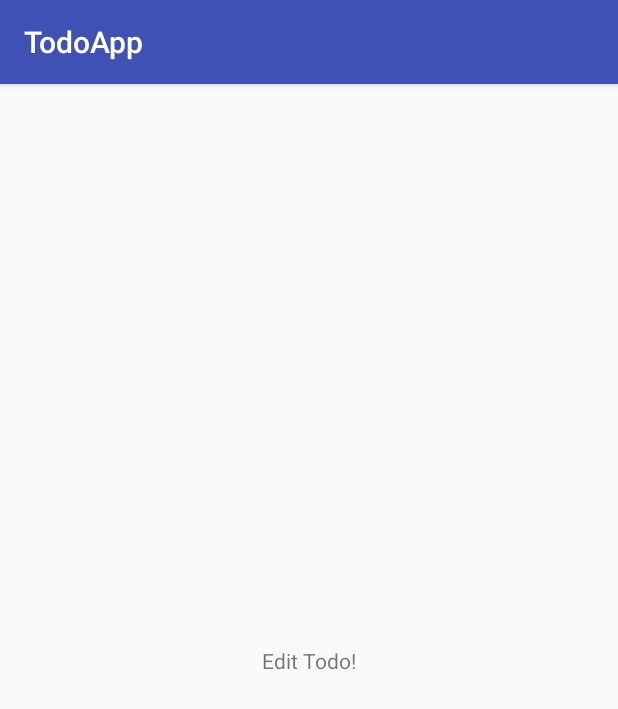
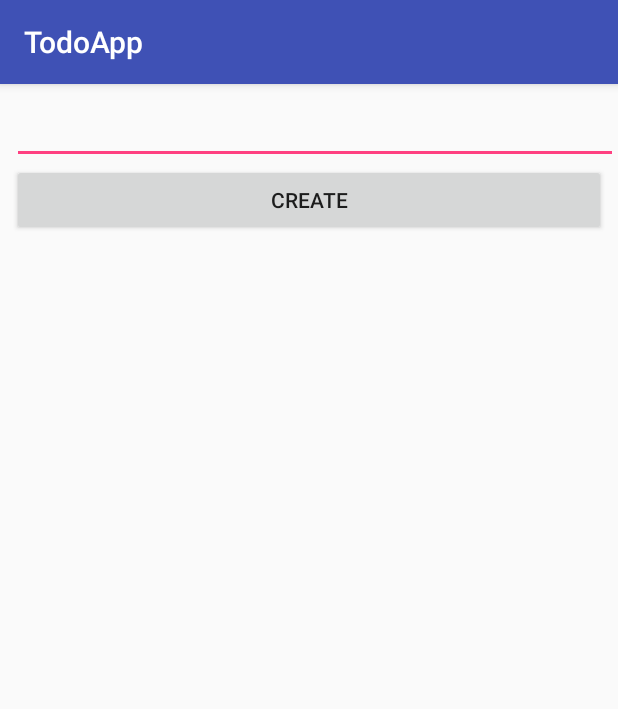
Before and after one commit to DaveRendell/TodoApp, an Android app: the screen it shows after launch (EditTodoActivity), after a tap on an icon or button, on a phone screen of 412 x 824 dp. Shown: the top 709 px of the screen. Run offline under Robolectric (Android 15) with nearby library versions, the phone set to English and light mode, and no system bars; libraries missing offline, so code that uses them is left out: com.woxthebox.draglistview; 5 statements that could not run were skipped.

Commit message:
Add todos from edit activity

```diff
--- a/app/src/main/java/com/dwrendell/todoapp/activities/MainActivity.java
+++ b/app/src/main/java/com/dwrendell/todoapp/activities/MainActivity.java
@@ -18,6 +18,8 @@ import com.dwrendell.todoapp.services.ToDoService;
 import com.woxthebox.draglistview.DragListView;
 
 public class MainActivity extends AppCompatActivity {
+    ToDoService toDoService = new HardcodedToDoService();
+    TodoItemAdapter adapter;
 
     @Override
     protected void onCreate(Bundle savedInstanceState) {
@@ -31,19 +33,27 @@ public class MainActivity extends AppCompatActivity {
             @Override
             public void onClick(View view) {
                 Intent intent = new Intent(view.getContext(), EditTodoActivity.class);
-                startActivity(intent);
+                startActivityForResult(intent, EditTodoActivity.RequestCodes.CREATE);
             }
         });
 
-        ToDoService toDoService = new HardcodedToDoService();
-
         DragListView dragListView = findViewById(R.id.drag_list_view);
         dragListView.setLayoutManager(new LinearLayoutManager(this));
-        TodoItemAdapter adapter = new TodoItemAdapter(
+        adapter = new TodoItemAdapter(
                 toDoService, R.layout.todo_item, R.id.todo_item, true);
         dragListView.setAdapter(adapter, true);
         dragListView.setCanDragHorizontally(false);
 
+    }
+
+    @Override
+    protected void onActivityResult(int requestCode, int resultCode, Intent data) {
+        if (requestCode == EditTodoActivity.RequestCodes.CREATE) {
+            String description = data.getStringExtra(EditTodoActivity.DESCRIPTION_EXTRA);
+            toDoService.createTodo(description);
+            adapter.setItemList(toDoService.getTodos());
+            adapter.notifyDataSetChanged();
+        }
     }
 
     @Override
--- a/app/src/main/java/com/dwrendell/todoapp/adapters/TodoItemAdapter.java
+++ b/app/src/main/java/com/dwrendell/todoapp/adapters/TodoItemAdapter.java
@@ -47,7 +47,7 @@ public class TodoItemAdapter extends DragItemAdapter<ToDoItem, TodoItemAdapter.T
     @Override
     public void onBindViewHolder(@NonNull TodoViewHolder holder, int position) {
         super.onBindViewHolder(holder, position);
-        ToDoItem toDoItem = mItemList.get(position);
+        ToDoItem toDoItem = toDoService.getTodos().get(position);
         holder.bindToModel(toDoItem);
         holder.itemView.setTag(toDoItem);
     }
--- a/app/src/main/java/com/dwrendell/todoapp/services/EditTodoActivity.java
+++ b/app/src/main/java/com/dwrendell/todoapp/services/EditTodoActivity.java
@@ -1,15 +1,35 @@
 package com.dwrendell.todoapp.services;
 
+import android.content.Intent;
 import android.support.v7.app.AppCompatActivity;
 import android.os.Bundle;
+import android.view.View;
+import android.widget.TextView;
 
 import com.dwrendell.todoapp.R;
+import com.dwrendell.todoapp.activities.MainActivity;
 
 public class EditTodoActivity extends AppCompatActivity {
+    public static final String DESCRIPTION_EXTRA = "description";
 
     @Override
     protected void onCreate(Bundle savedInstanceState) {
         super.onCreate(savedInstanceState);
         setContentView(R.layout.activity_edit_todo);
     }
+
+    public void submit(View view) {
+        Intent intent = new Intent();
+
+        TextView description = findViewById(R.id.edit_description);
+        intent.putExtra(DESCRIPTION_EXTRA, description.getText().toString());
+
+        setResult(RESULT_OK, intent);
+        finish();
+    }
+
+    public static class RequestCodes {
+        public static int CREATE = 1;
+        public static int EDIT = 2;
+    }
 }
--- a/app/src/main/java/com/dwrendell/todoapp/services/ToDoService.java
+++ b/app/src/main/java/com/dwrendell/todoapp/services/ToDoService.java
@@ -9,4 +9,6 @@ public interface ToDoService {
     void updateTodoPosition(int from, int to);
 
     void toggleDone(int id);
+
+    void createTodo(String description);
 }
--- a/app/src/main/res/layout/activity_edit_todo.xml
+++ b/app/src/main/res/layout/activity_edit_todo.xml
@@ -6,13 +6,29 @@
     android:layout_height="match_parent"
     tools:context="com.dwrendell.todoapp.services.EditTodoActivity">
 
-    <TextView
-        android:id="@+id/textView"
-        android:layout_width="wrap_content"
+    <EditText
+        android:id="@+id/edit_description"
+        android:layout_width="0dp"
         android:layout_height="wrap_content"
-        android:text="Edit Todo!"
-        app:layout_constraintBottom_toBottomOf="parent"
+        android:layout_marginStart="8dp"
+        android:layout_marginTop="8dp"
+        android:contentDescription="Description"
+        android:ems="10"
+        android:inputType="textPersonName"
+        app:layout_constraintEnd_toEndOf="parent"
+        app:layout_constraintStart_toStartOf="parent"
+        app:layout_constraintTop_toTopOf="parent" />
+
+    <Button
+        android:id="@+id/edit_button"
+        android:layout_width="0dp"
+        android:layout_height="wrap_content"
+        android:layout_marginEnd="8dp"
+        android:layout_marginStart="8dp"
+        android:text="Create"
+        app:layout_constraintEnd_toEndOf="parent"
         app:layout_constraintLeft_toLeftOf="parent"
-        app:layout_constraintRight_toRightOf="parent"
-        app:layout_constraintTop_toTopOf="parent" />
+        app:layout_constraintStart_toStartOf="parent"
+        app:layout_constraintTop_toBottomOf="@+id/edit_description"
+        android:onClick="submit"/>
 </android.support.constraint.ConstraintLayout>
```
Also changed, not shown: app/src/main/java/com/dwrendell/todoapp/services/HardcodedToDoService.java (+13 -0 lines).
